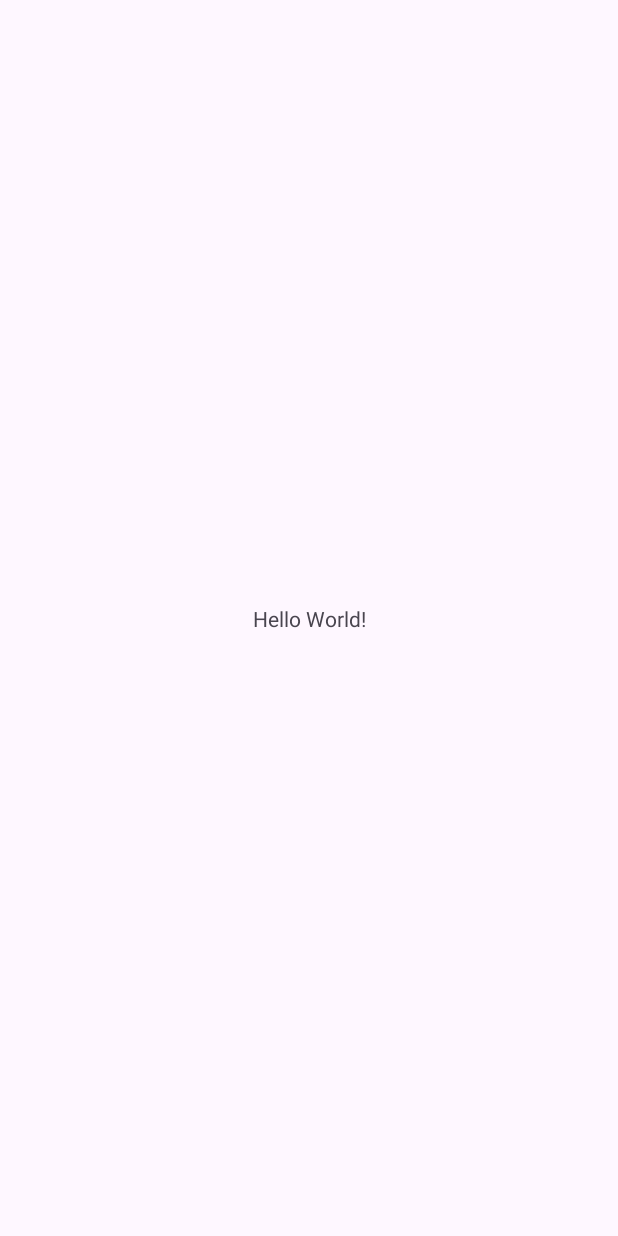
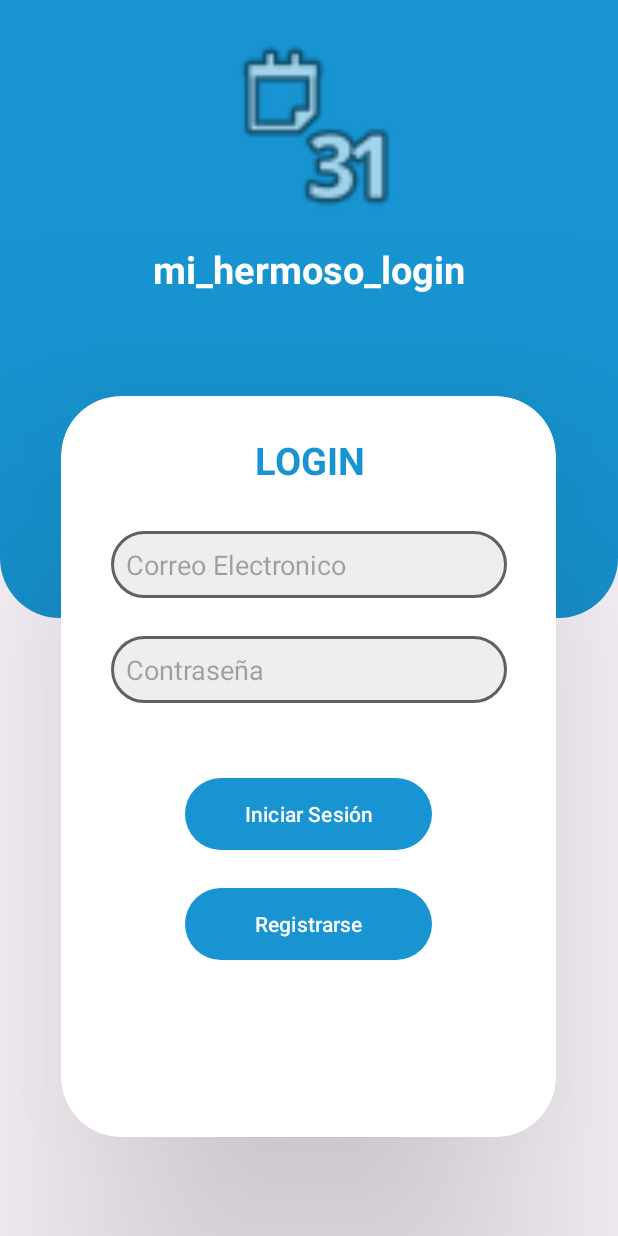
Before and after one commit to inge-fabiansuarez/MyWalletApp, an Android app: the screen it shows after launch (MainActivity before the commit, LoginActivity after it), on a phone screen of 412 x 824 dp. Before the commit the screen is almost empty. Run offline under Robolectric (Android 15) with nearby library versions, the phone set to English and light mode, and no system bars.

Commit message:
Login Diseño

```diff
--- a/app/src/main/AndroidManifest.xml
+++ b/app/src/main/AndroidManifest.xml
@@ -13,13 +13,17 @@
         android:theme="@style/Theme.MyWallet"
         tools:targetApi="31">
         <activity
-            android:name=".MainActivity"
+            android:name=".LoginActivity"
             android:exported="true">
             <intent-filter>
                 <action android:name="android.intent.action.MAIN" />
-
                 <category android:name="android.intent.category.LAUNCHER" />
             </intent-filter>
+        </activity>
+        <activity
+            android:name=".MainActivity"
+            android:exported="false">
+
         </activity>
     </application>
 
--- /dev/null
+++ b/app/src/main/java/com/fabiansuarez/mywallet/LoginActivity.kt
@@ -0,0 +1,11 @@
+package com.fabiansuarez.mywallet
+
+import androidx.appcompat.app.AppCompatActivity
+import android.os.Bundle
+
+class LoginActivity : AppCompatActivity() {
+    override fun onCreate(savedInstanceState: Bundle?) {
+        super.onCreate(savedInstanceState)
+        setContentView(R.layout.activity_login)
+    }
+}
--- /dev/null
+++ b/app/src/main/res/drawable/shape_btn_primary.xml
@@ -0,0 +1,5 @@
+<?xml version="1.0" encoding="utf-8"?>
+<shape xmlns:android="http://schemas.android.com/apk/res/android">
+    <corners android:radius="40dp" />
+    <solid android:color="@color/primary_color" />
+</shape>
--- /dev/null
+++ b/app/src/main/res/drawable/shape_et_login.xml
@@ -0,0 +1,9 @@
+<?xml version="1.0" encoding="utf-8"?>
+<shape xmlns:android="http://schemas.android.com/apk/res/android"
+    android:shape="rectangle">
+    <corners android:radius="40dp" />
+    <solid android:color="@color/gray_200" />
+    <stroke
+        android:width="2dp"
+        android:color="@color/gray_700" />
+</shape>
--- /dev/null
+++ b/app/src/main/res/drawable/shape_login.xml
@@ -0,0 +1,7 @@
+<?xml version="1.0" encoding="utf-8"?>
+<shape xmlns:android="http://schemas.android.com/apk/res/android">
+    <corners
+        android:bottomLeftRadius="40dp"
+        android:bottomRightRadius="40dp" />
+    <solid android:color="@color/primary_color" />
+</shape>
--- /dev/null
+++ b/app/src/main/res/layout/activity_login.xml
@@ -0,0 +1,140 @@
+<?xml version="1.0" encoding="utf-8"?>
+<androidx.constraintlayout.widget.ConstraintLayout xmlns:android="http://schemas.android.com/apk/res/android"
+    xmlns:app="http://schemas.android.com/apk/res-auto"
+    xmlns:tools="http://schemas.android.com/tools"
+    android:layout_width="match_parent"
+    android:layout_height="match_parent"
+    tools:context=".LoginActivity">
+
+    <androidx.constraintlayout.widget.ConstraintLayout
+        android:id="@+id/constraintLayout"
+        android:layout_width="0dp"
+        android:layout_height="0dp"
+        android:background="@drawable/shape_login"
+        app:layout_constraintEnd_toEndOf="parent"
+        app:layout_constraintHeight_percent=".5"
+        app:layout_constraintStart_toStartOf="parent"
+        app:layout_constraintTop_toTopOf="parent">
+
+        <ImageView
+            android:id="@+id/imageView"
+            android:layout_width="115dp"
+            android:layout_height="128dp"
+            android:layout_marginTop="20dp"
+            app:layout_constraintEnd_toEndOf="parent"
+            app:layout_constraintStart_toStartOf="parent"
+            app:layout_constraintTop_toTopOf="parent"
+            app:srcCompat="@android:drawable/ic_menu_month" />
+
+        <TextView
+            android:id="@+id/textView2"
+            android:layout_width="wrap_content"
+            android:layout_height="wrap_content"
+            android:layout_marginTop="14dp"
+            android:text="@string/app_name"
+            android:textColor="@color/white"
+            android:textSize="25sp"
+            android:textStyle="bold"
+            app:layout_constraintEnd_toEndOf="parent"
+            app:layout_constraintStart_toStartOf="parent"
+            app:layout_constraintTop_toBottomOf="@+id/imageView" />
+
+    </androidx.constraintlayout.widget.ConstraintLayout>
+
+    <androidx.cardview.widget.CardView
+        android:layout_width="0dp"
+        android:layout_height="0dp"
+        app:cardCornerRadius="40dp"
+        app:cardElevation="100dp"
+        app:layout_constraintBottom_toBottomOf="parent"
+        app:layout_constraintEnd_toEndOf="parent"
+        app:layout_constraintHeight_percent=".6"
+        app:layout_constraintHorizontal_bias="0.497"
+        app:layout_constraintStart_toStartOf="parent"
+        app:layout_constraintTop_toTopOf="@+id/constraintLayout"
+        app:layout_constraintVertical_bias="0.8"
+        app:layout_constraintWidth_percent=".8">
+
+        <androidx.constraintlayout.widget.ConstraintLayout
+            android:layout_width="match_parent"
+            android:layout_height="match_parent"
+            app:layout_constraintEnd_toEndOf="parent"
+            app:layout_constraintStart_toStartOf="parent"
+            app:layout_constraintWidth_percent=".8"
+            tools:layout_editor_absoluteY="377dp">
+
+            <EditText
+                android:id="@+id/editTextTextEmailAddress"
+                android:layout_width="0dp"
+                android:layout_height="wrap_content"
+                android:layout_marginTop="30dp"
+                android:background="@drawable/shape_et_login"
+                android:ems="10"
+                android:hint="@string/txt_email_login"
+                android:inputType="textEmailAddress"
+                android:padding="10dp"
+                app:layout_constraintEnd_toEndOf="parent"
+                app:layout_constraintStart_toStartOf="parent"
+                app:layout_constraintTop_toBottomOf="@+id/textView"
+                app:layout_constraintWidth_percent="0.8" />
+
+            <EditText
+                android:id="@+id/editTextNumberPassword"
+                android:layout_width="0dp"
+                android:layout_height="wrap_content"
+                android:layout_marginTop="25dp"
+                android:background="@drawable/shape_et_login"
+                android:ems="10"
+                android:hint="@string/txt_pass"
+                android:inputType="numberPassword"
+                android:padding="10dp"
+                app:layout_constraintEnd_toEndOf="parent"
+                app:layout_constraintStart_toStartOf="parent"
+                app:layout_constraintTop_toBottomOf="@+id/editTextTextEmailAddress"
+                app:layout_constraintWidth_percent="0.8" />
+
+            <Button
+                android:id="@+id/button"
+                android:layout_width="0dp"
+                android:layout_height="wrap_content"
+                android:layout_marginTop="50dp"
+                android:background="@drawable/shape_btn_primary"
+                android:text="@string/txt_login"
+                android:textColor="@color/white"
+                app:layout_constraintEnd_toEndOf="parent"
+                app:layout_constraintStart_toStartOf="parent"
+                app:layout_constraintTop_toBottomOf="@+id/editTextNumberPassword"
+                app:layout_constraintWidth_percent="0.5" />
+
+            <Button
+                android:id="@+id/button_2"
+                android:layout_width="0dp"
+                android:layout_height="wrap_content"
+                android:layout_marginTop="25dp"
+                android:background="@drawable/shape_btn_primary"
+                android:text="@string/txt_sing_up"
+                android:textColor="@color/white"
+                app:layout_constraintEnd_toEndOf="parent"
+                app:layout_constraintStart_toStartOf="parent"
+                app:layout_constraintTop_toBottomOf="@+id/button"
+                app:layout_constraintWidth_percent="0.5" />
+
+            <TextView
+                android:id="@+id/textView"
+                android:layout_width="wrap_content"
+                android:layout_height="wrap_content"
+                android:layout_marginTop="25dp"
+                android:gravity="center"
+                android:text="LOGIN"
+                android:textColor="@color/primary_color"
+                android:textSize="25sp"
+                android:textStyle="bold"
+                app:layout_constraintEnd_toEndOf="parent"
+                app:layout_constraintStart_toStartOf="parent"
+                app:layout_constraintTop_toTopOf="parent" />
+
+        </androidx.constraintlayout.widget.ConstraintLayout>
+
+    </androidx.cardview.widget.CardView>
+
+</androidx.constraintlayout.widget.ConstraintLayout>
--- a/app/src/main/res/values/colors.xml
+++ b/app/src/main/res/values/colors.xml
@@ -1,5 +1,15 @@
 <?xml version="1.0" encoding="utf-8"?>
 <resources>
+    <color name="purple_200">#FFBB86FC</color>
+    <color name="purple_500">#FF6200EE</color>
+    <color name="purple_700">#FF3700B3</color>
+    <color name="teal_200">#FF03DAC5</color>
+    <color name="teal_700">#FF018786</color>
     <color name="black">#FF000000</color>
     <color name="white">#FFFFFFFF</color>
+
+    <color name="primary_color">#1794D1</color>
+    <color name="primary_color_variant">#1794D1</color>
+    <color name="gray_200">#EEEEEE</color>
+    <color name="gray_700">#616161</color>
 </resources>
--- a/app/src/main/res/values/strings.xml
+++ b/app/src/main/res/values/strings.xml
@@ -1,3 +1,7 @@
 <resources>
-    <string name="app_name">My Wallet</string>
+    <string name="app_name">mi_hermoso_login</string>
+    <string name="txt_login">Iniciar Sesión</string>
+    <string name="txt_sing_up">Registrarse</string>
+    <string name="txt_email_login">Correo Electronico</string>
+    <string name="txt_pass">Contraseña</string>
 </resources>
--- a/app/src/main/res/values/themes.xml
+++ b/app/src/main/res/values/themes.xml
@@ -3,6 +3,16 @@
     <style name="Base.Theme.MyWallet" parent="Theme.Material3.DayNight.NoActionBar">
         <!-- Customize your light theme here. -->
         <!-- <item name="colorPrimary">@color/my_light_primary</item> -->
+
+        <item name="colorPrimary">@color/primary_color</item>
+        <item name="colorPrimaryVariant">@color/primary_color_variant</item>
+        <item name="colorOnPrimary">@color/white</item>
+        <!-- Secondary brand color. -->
+        <item name="colorSecondary">@color/teal_200</item>
+        <item name="colorSecondaryVariant">@color/teal_700</item>
+        <item name="colorOnSecondary">@color/black</item>
+        <!-- Status bar color. -->
+        <item name="android:statusBarColor">?attr/colorPrimaryVariant</item>
     </style>
 
     <style name="Theme.MyWallet" parent="Base.Theme.MyWallet" />
```
